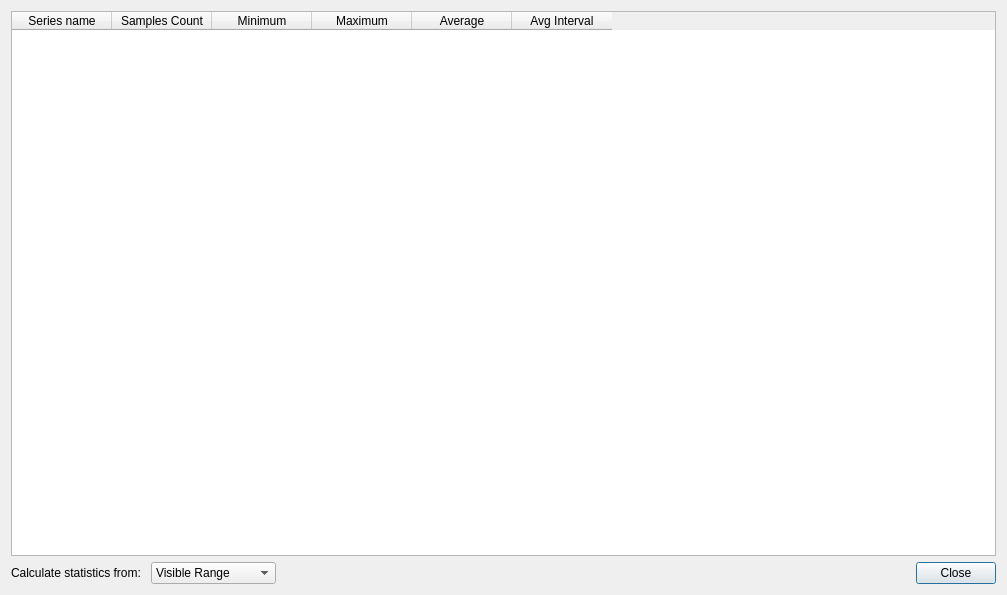
The window that plotjuggler_app/statistics_dialog.ui (ros2-gbp/plotjuggler-release) describes before a commit, drawn with Qt 5.
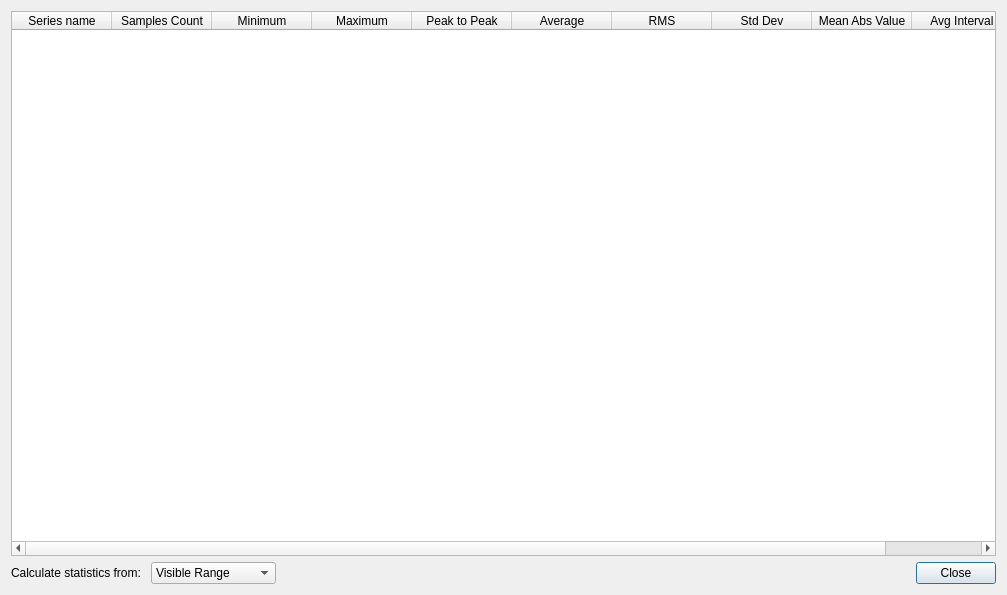
The same window after the commit.

```diff
--- a/plotjuggler_app/statistics_dialog.ui
+++ b/plotjuggler_app/statistics_dialog.ui
@@ -45,11 +45,31 @@
        <string>Maximum</string>
       </property>
      </column>
+    <column>
+     <property name="text">
+      <string>Peak to Peak</string>
+     </property>
+    </column>
      <column>
       <property name="text">
        <string>Average</string>
       </property>
      </column>
+    <column>
+     <property name="text">
+      <string>RMS</string>
+     </property>
+    </column>
+    <column>
+     <property name="text">
+      <string>Std Dev</string>
+     </property>
+    </column>
+    <column>
+     <property name="text">
+      <string>Mean Abs Value</string>
+     </property>
+    </column>
      <column>
       <property name="text">
        <string>Avg Interval</string>
```
